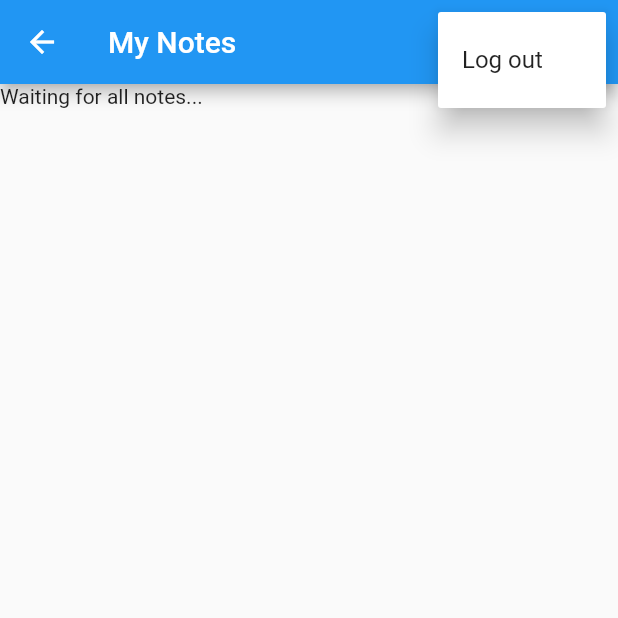
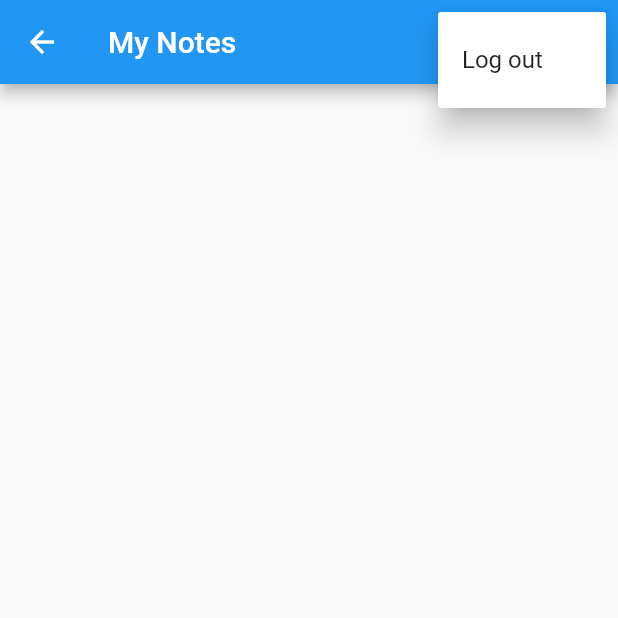
Before and after one commit to Arko-d/My-Notes, a Flutter app: the NotesView screen opened by its route, after a tap on the "more vert" icon, on a phone screen of 412 x 824 dp, the top half of it. Run offline on Flutter 3.47's test engine with Material 2 defaults, Android fonts, the phone set to English and light mode, and no system bars; our stand-ins replace firebase_auth, firebase_core, sqflite; accounts and stored records are empty.

Commit message:
Added ability to read notes in notes_view

```diff
--- a/lib/services/crud/notes_service.dart
+++ b/lib/services/crud/notes_service.dart
@@ -15,13 +15,25 @@ class NotesService {
   List<DatabaseNote> _notes = []; //cache
 
   //Making notesService into a singleton so that only one instance is available and new instance are not made every time the app is opened
-  static final NotesService _shared = NotesService._sharedInstance();
-  NotesService._sharedInstance();
-  factory NotesService() => _shared;
+  static final NotesService _shared = NotesService
+      ._sharedInstance(); // NotesService instance named _shared is created where _sharedInstance is being called. Now the _shared is initialized once and will never be re-initialized
+  NotesService._sharedInstance() {
+    //This will create a private constructor which can only be called from NotesService
+    _notesStreamController = StreamController<List<DatabaseNote>>.broadcast(
+      onListen: () {
+        _notesStreamController.sink.add(_notes);
+      },
+      //notesStreamController is the name of a box that can hold a list of notes.
+      //The box is created using the StreamController class in Dart.
+      //The box is set up to be able to send data to multiple listeners at once using the broadcast() constructor.
+      //When someone starts listening to the box, the onListen() function is called.
+      //Inside the onListen() function, the current list of notes is added to the box using the sink.add() method.
+    ); //I want to be able to control a stream of database notes. broadcast() enables us to listen to the stream in the future without throwing any error
+  }
+  factory NotesService() =>
+      _shared; // when I call NotesService() from anywhere in the universe, the _shared instance will be returned, if it exists. Else it will be initialized. Hence initialization is done only once.
 
-  final _notesStreamController = StreamController<
-      List<
-          DatabaseNote>>.broadcast(); //I want to be able to control a stream of database notes. broadcast() enables us to listen to the stream in the future without throwing any error
+  late final StreamController<List<DatabaseNote>> _notesStreamController;
 
   Stream<List<DatabaseNote>> get allNotes => _notesStreamController.stream;
   Future<DatabaseUser> getOrCreateUser({required String email}) async {
@@ -79,7 +91,7 @@ class NotesService {
     final notes = await db.query(
       noteTable,
       limit: 1,
-      where: 'id=?',
+      where: 'pk_note_id=?',
       whereArgs: [id],
     );
 
--- a/lib/views/notes/notes_view.dart
+++ b/lib/views/notes/notes_view.dart
@@ -18,12 +18,6 @@ class _NotesViewState extends State<NotesView> {
     _notesService = NotesService();
     _notesService.open(); // open the db
     super.initState();
-  }
-
-  @override
-  void dispose() {
-    _notesService.close();
-    super.dispose();
   }
 
   @override
@@ -77,7 +71,25 @@ class _NotesViewState extends State<NotesView> {
                   switch (snapshot.connectionState) {
                     case ConnectionState.waiting:
                     case ConnectionState.active:
-                      return const Text('Waiting for all notes...');
+                      if (snapshot.hasData) {
+                        final allNotes = snapshot.data as List<DatabaseNote>;
+                        return ListView.builder(
+                          itemCount: allNotes.length,
+                          itemBuilder: (context, index) {
+                            final note = allNotes[index];
+                            return ListTile(
+                              title: Text(
+                                note.text,
+                                maxLines: 1,
+                                softWrap: true,
+                                overflow: TextOverflow.ellipsis,
+                              ),
+                            );
+                          },
+                        );
+                      } else {
+                        return const CircularProgressIndicator();
+                      }
                     default:
                       return const CircularProgressIndicator();
                   }
```
